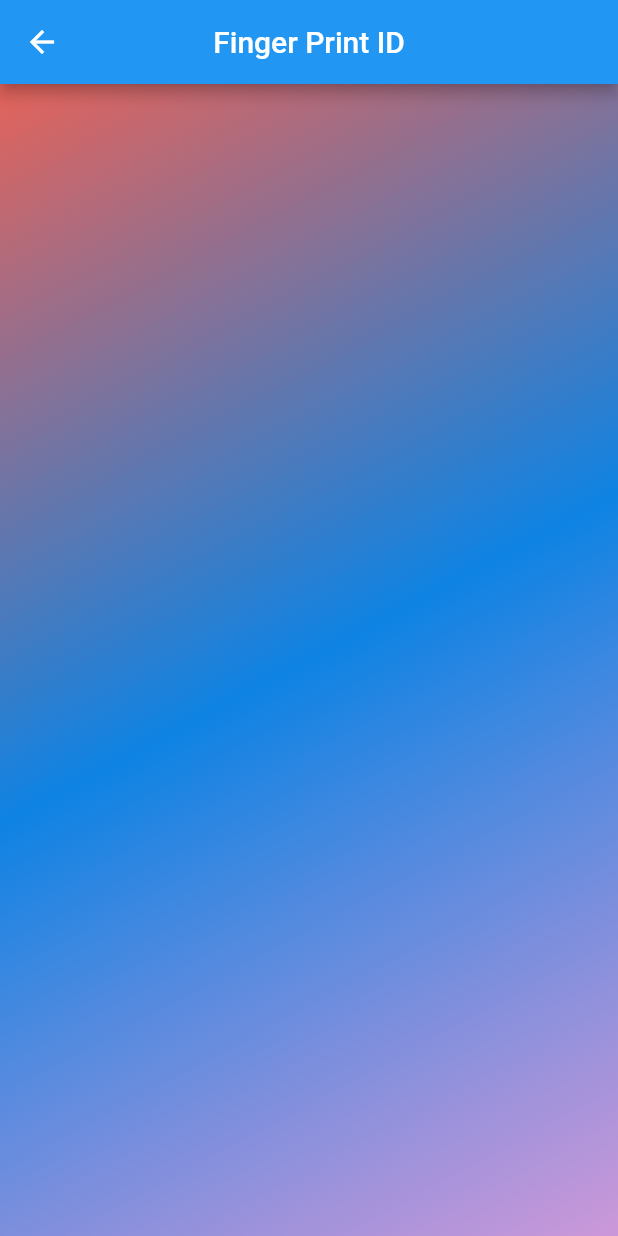
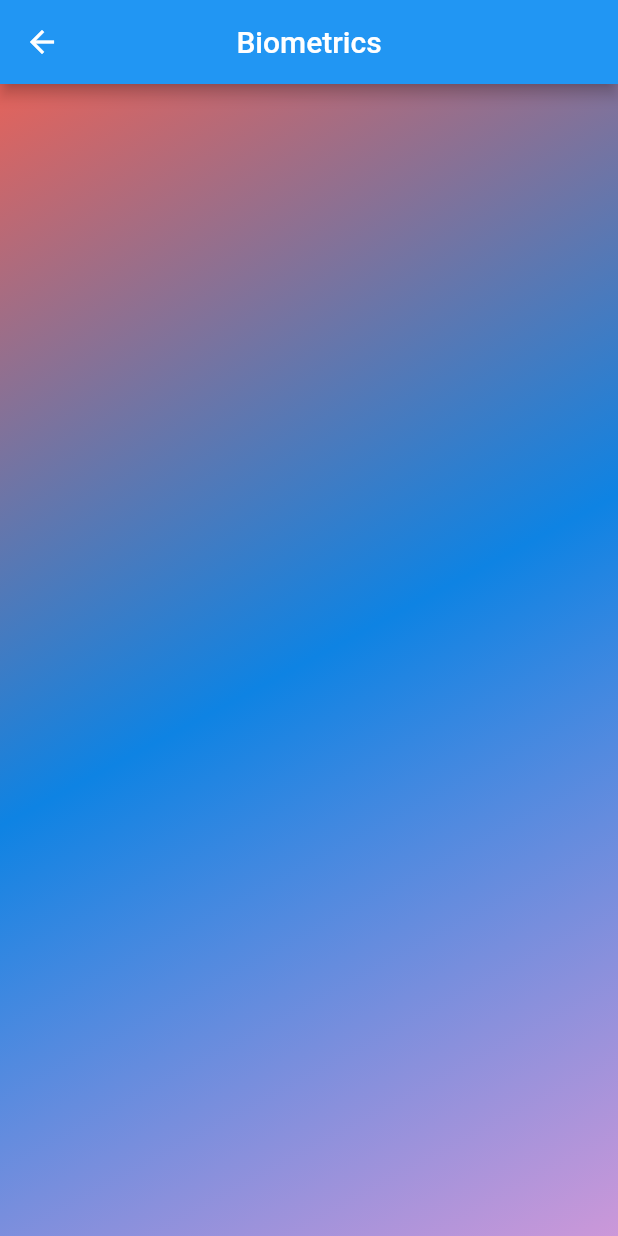
Before and after one commit to sara-nur/Aperi-frontend, a Flutter app: the Biometrics screen opened directly, on a phone screen of 412 x 824 dp. Run offline on Flutter 3.47's test engine with Material 2 defaults, Android fonts, the phone set to English and light mode, and no system bars; our stand-ins replace confetti, email_validator, local_auth; network calls fail.

Commit message:
add: biometrics screen update

```diff
--- a/aperi/lib/screens/biometrics.dart
+++ b/aperi/lib/screens/biometrics.dart
@@ -60,7 +60,7 @@ class _BiometricsState extends State<Biometrics> {
   Widget build(BuildContext context) {
     return Scaffold(
       appBar: AppBar(
-        title: const Text('Finger Print ID'),
+        title: const Text('Biometrics'),
         centerTitle: true,
       ),
       body: Container(
```
